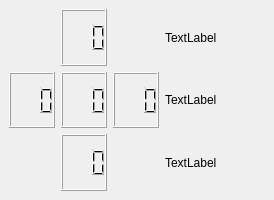
romikmomik/car-demo, file MainWindow.ui: the form before one commit.
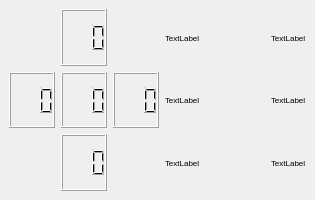
The form after the commit.

Diff of the .ui file:
```diff
--- a/MainWindow.ui
+++ b/MainWindow.ui
@@ -9,7 +9,7 @@
    <rect>
     <x>0</x>
     <y>0</y>
-    <width>200</width>
+    <width>262</width>
     <height>200</height>
    </rect>
   </property>
@@ -115,6 +115,24 @@
     </item>
     <item row="0" column="2">
      <layout class="QGridLayout" name="gridLayout_3">
+      <item row="2" column="0">
+       <widget class="QLabel" name="accel_label_z">
+        <property name="minimumSize">
+         <size>
+          <width>100</width>
+          <height>0</height>
+         </size>
+        </property>
+        <property name="font">
+         <font>
+          <pointsize>6</pointsize>
+         </font>
+        </property>
+        <property name="text">
+         <string>TextLabel</string>
+        </property>
+       </widget>
+      </item>
       <item row="0" column="0">
        <widget class="QLabel" name="accel_label_x">
         <property name="minimumSize">
@@ -123,6 +141,11 @@
           <height>0</height>
          </size>
         </property>
+        <property name="font">
+         <font>
+          <pointsize>6</pointsize>
+         </font>
+        </property>
         <property name="text">
          <string>TextLabel</string>
         </property>
@@ -136,18 +159,46 @@
           <height>0</height>
          </size>
         </property>
+        <property name="font">
+         <font>
+          <pointsize>6</pointsize>
+         </font>
+        </property>
         <property name="text">
          <string>TextLabel</string>
         </property>
        </widget>
       </item>
-      <item row="2" column="0">
-       <widget class="QLabel" name="accel_label_z">
-        <property name="minimumSize">
-         <size>
-          <width>100</width>
-          <height>0</height>
-         </size>
+      <item row="0" column="1">
+       <widget class="QLabel" name="cur_accel_x">
+        <property name="font">
+         <font>
+          <pointsize>6</pointsize>
+         </font>
+        </property>
+        <property name="text">
+         <string>TextLabel</string>
+        </property>
+       </widget>
+      </item>
+      <item row="1" column="1">
+       <widget class="QLabel" name="cur_accel_y">
+        <property name="font">
+         <font>
+          <pointsize>6</pointsize>
+         </font>
+        </property>
+        <property name="text">
+         <string>TextLabel</string>
+        </property>
+       </widget>
+      </item>
+      <item row="2" column="1">
+       <widget class="QLabel" name="cur_accel_z">
+        <property name="font">
+         <font>
+          <pointsize>6</pointsize>
+         </font>
         </property>
         <property name="text">
          <string>TextLabel</string>
```
